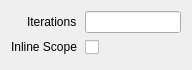
First picture: the form in src/session/GroupProperties.ui, repository houmain/gpupad, before the edit.
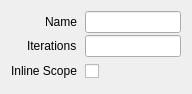
Second picture: the form after the edit. Custom widgets are drawn as their Qt base class.

Patch:
```diff
--- a/src/session/GroupProperties.ui
+++ b/src/session/GroupProperties.ui
@@ -7,7 +7,7 @@
     <x>0</x>
     <y>0</y>
     <width>192</width>
-    <height>70</height>
+    <height>75</height>
    </rect>
   </property>
   <layout class="QVBoxLayout" name="verticalLayout">
@@ -34,24 +34,24 @@
      <property name="bottomMargin">
       <number>0</number>
      </property>
-     <item row="0" column="0">
+     <item row="1" column="0">
       <widget class="QLabel" name="labelIterations">
        <property name="text">
         <string>Iterations</string>
        </property>
       </widget>
      </item>
-     <item row="0" column="1">
+     <item row="1" column="1">
       <widget class="ExpressionLineEdit" name="iterations"/>
      </item>
-     <item row="1" column="0">
+     <item row="2" column="0">
       <widget class="QLabel" name="labelInlineScope">
        <property name="text">
         <string>Inline Scope</string>
        </property>
       </widget>
      </item>
-     <item row="1" column="1">
+     <item row="2" column="1">
       <widget class="QCheckBox" name="inlineScope">
        <property name="minimumSize">
         <size>
@@ -61,6 +61,16 @@
        </property>
       </widget>
      </item>
+     <item row="0" column="1">
+      <widget class="QLineEdit" name="name"/>
+     </item>
+     <item row="0" column="0">
+      <widget class="QLabel" name="labelName">
+       <property name="text">
+        <string>Name</string>
+       </property>
+      </widget>
+     </item>
     </layout>
    </item>
   </layout>
```
